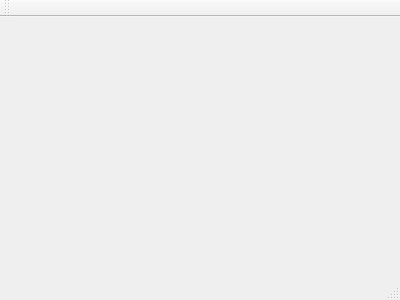
Old version of the form src/mainwindow.ui in the repository abnayak/filecrypt.
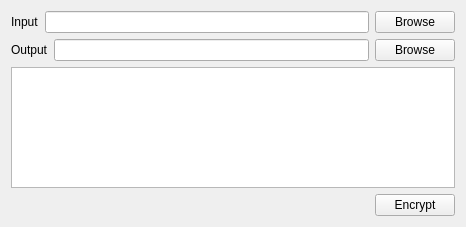
New version of the form. Icons and pictures are not drawn.

What changed in the file:
```diff
--- a/src/mainwindow.ui
+++ b/src/mainwindow.ui
@@ -1,24 +1,136 @@
 <ui version="4.0">
  <class>MainWindow</class>
- <widget class="QMainWindow" name="MainWindow" >
-  <property name="geometry" >
+ <widget class="QMainWindow" name="MainWindow">
+  <property name="geometry">
    <rect>
     <x>0</x>
     <y>0</y>
-    <width>400</width>
-    <height>300</height>
+    <width>466</width>
+    <height>227</height>
    </rect>
   </property>
   <property name="windowTitle" >
    <string>MainWindow</string>
   </property>
-  <widget class="QMenuBar" name="menuBar" />
-  <widget class="QToolBar" name="mainToolBar" />
-  <widget class="QWidget" name="centralWidget" />
-  <widget class="QStatusBar" name="statusBar" />
+  <widget class="QWidget" name="centralWidget">
+   <layout class="QGridLayout" name="gridLayout">
+    <item row="3" column="0">
+     <spacer name="verticalSpacer">
+      <property name="orientation">
+       <enum>Qt::Vertical</enum>
+      </property>
+      <property name="sizeHint" stdset="0">
+       <size>
+        <width>20</width>
+        <height>40</height>
+       </size>
+      </property>
+     </spacer>
+    </item>
+    <item row="0" column="0">
+     <layout class="QHBoxLayout" name="horizontalLayout">
+      <item>
+       <widget class="QLabel" name="label">
+        <property name="text">
+         <string>Input</string>
+        </property>
+       </widget>
+      </item>
+      <item>
+       <widget class="QLineEdit" name="inputLineEdit"/>
+      </item>
+      <item>
+       <widget class="QPushButton" name="inputPushButton">
+        <property name="text">
+         <string>Browse</string>
+        </property>
+       </widget>
+      </item>
+     </layout>
+    </item>
+    <item row="1" column="0">
+     <layout class="QHBoxLayout" name="horizontalLayout_2">
+      <item>
+       <widget class="QLabel" name="label_2">
+        <property name="text">
+         <string>Output</string>
+        </property>
+       </widget>
+      </item>
+      <item>
+       <widget class="QLineEdit" name="outputLineEdit"/>
+      </item>
+      <item>
+       <widget class="QPushButton" name="outputPushButton">
+        <property name="text">
+         <string>Browse</string>
+        </property>
+       </widget>
+      </item>
+     </layout>
+    </item>
+    <item row="4" column="0">
+     <layout class="QHBoxLayout" name="horizontalLayout_3">
+      <item>
+       <widget class="QLabel" name="label_3">
+        <property name="text">
+         <string/>
+        </property>
+        <property name="pixmap">
+         <pixmap resource="resources.qrc">:/help-26.png</pixmap>
+        </property>
+       </widget>
+      </item>
+      <item>
+       <spacer name="horizontalSpacer">
+        <property name="orientation">
+         <enum>Qt::Horizontal</enum>
+        </property>
+        <property name="sizeHint" stdset="0">
+         <size>
+          <width>40</width>
+          <height>20</height>
+         </size>
+        </property>
+       </spacer>
+      </item>
+      <item>
+       <widget class="QPushButton" name="encryptPushButton">
+        <property name="text">
+         <string>Encrypt</string>
+        </property>
+       </widget>
+      </item>
+     </layout>
+    </item>
+    <item row="2" column="0">
+     <widget class="QTextEdit" name="textEdit">
+      <property name="sizePolicy">
+       <sizepolicy hsizetype="MinimumExpanding" vsizetype="MinimumExpanding">
+        <horstretch>0</horstretch>
+        <verstretch>0</verstretch>
+       </sizepolicy>
+      </property>
+      <property name="minimumSize">
+       <size>
+        <width>0</width>
+        <height>60</height>
+       </size>
+      </property>
+      <property name="baseSize">
+       <size>
+        <width>0</width>
+        <height>0</height>
+       </size>
+      </property>
+     </widget>
+    </item>
+   </layout>
+  </widget>
  </widget>
- <layoutDefault spacing="6" margin="11" />
- <pixmapfunction></pixmapfunction>
- <resources/>
+ <layoutdefault spacing="6" margin="11"/>
+ <resources>
+  <include location="resources.qrc"/>
+ </resources>
  <connections/>
 </ui>
```
Left out of the diff: 3 changed lines with no effect on the pictures.
